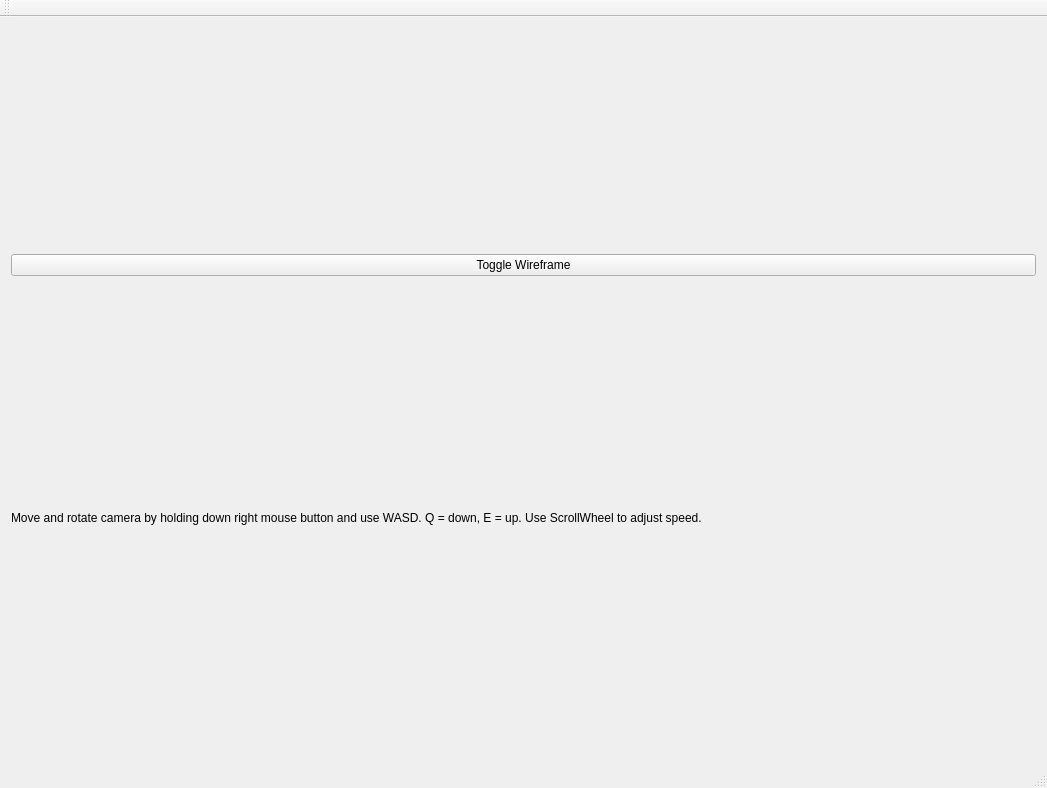
This is mainwindow.ui in FredrikEik/Game_Engine_Architecture as Qt 5 draws it before an edit. The edited form follows.
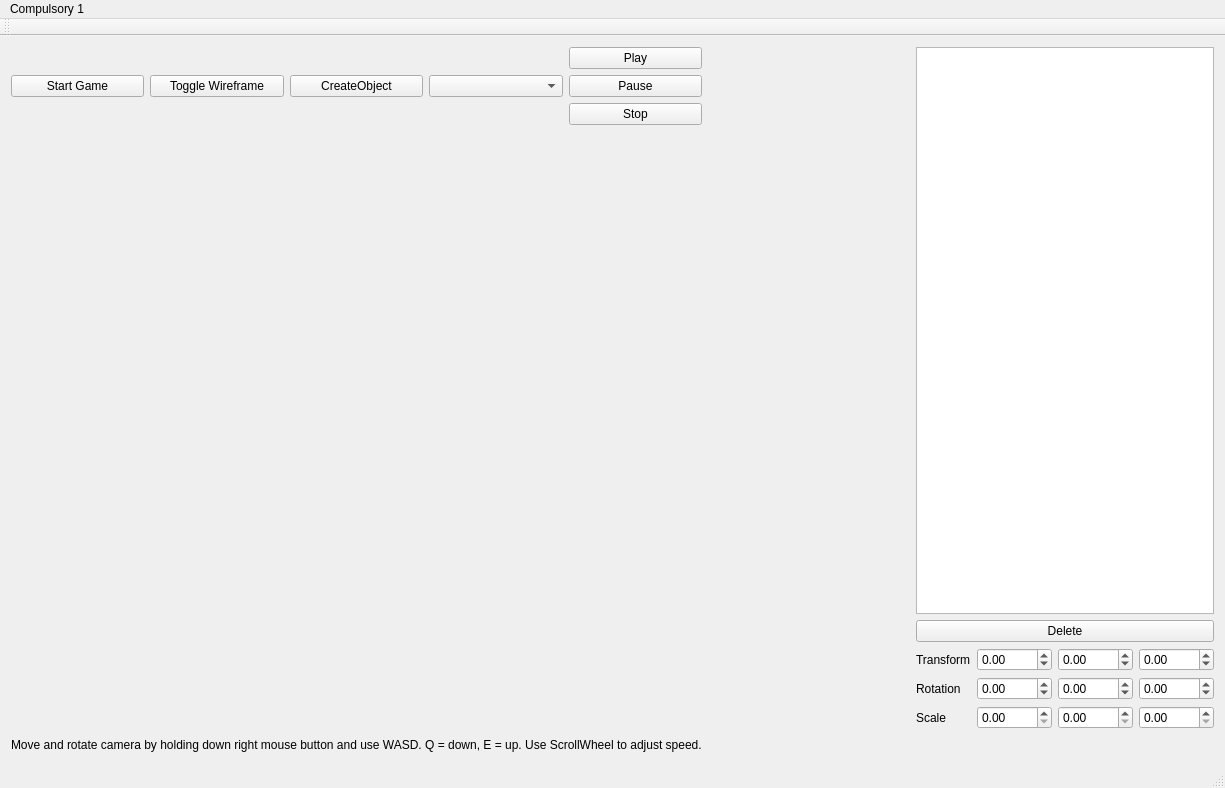
This is the edited form.

```diff
--- a/mainwindow.ui
+++ b/mainwindow.ui
@@ -6,7 +6,7 @@
    <rect>
     <x>0</x>
     <y>0</y>
-    <width>1047</width>
+    <width>1225</width>
     <height>788</height>
    </rect>
   </property>
@@ -14,18 +14,142 @@
    <string>OpenGL in Qt is great fun!</string>
   </property>
   <widget class="QWidget" name="centralWidget">
-   <layout class="QVBoxLayout" name="verticalLayout">
-    <item>
-     <widget class="QPushButton" name="pushButton">
-      <property name="text">
-       <string>Toggle Wireframe</string>
+   <layout class="QGridLayout" name="gridLayout_3">
+    <item row="0" column="2" rowspan="2">
+     <layout class="QVBoxLayout" name="verticalLayout">
+      <property name="sizeConstraint">
+       <enum>QLayout::SetMaximumSize</enum>
       </property>
-      <property name="checkable">
-       <bool>true</bool>
-      </property>
-     </widget>
+      <item>
+       <widget class="QListWidget" name="WorldObjects"/>
+      </item>
+      <item>
+       <widget class="QPushButton" name="deleteButton">
+        <property name="minimumSize">
+         <size>
+          <width>0</width>
+          <height>0</height>
+         </size>
+        </property>
+        <property name="font">
+         <font>
+          <family>MS Sans Serif</family>
+         </font>
+        </property>
+        <property name="text">
+         <string>Delete</string>
+        </property>
+       </widget>
+      </item>
+      <item>
+       <layout class="QGridLayout" name="gridLayout_6">
+        <item row="1" column="1">
+         <widget class="QDoubleSpinBox" name="transformX">
+          <property name="minimum">
+           <double>-9999.000000000000000</double>
+          </property>
+          <property name="maximum">
+           <double>9999.000000000000000</double>
+          </property>
+         </widget>
+        </item>
+        <item row="1" column="0">
+         <widget class="QLabel" name="label_2">
+          <property name="text">
+           <string>Transform</string>
+          </property>
+         </widget>
+        </item>
+        <item row="1" column="2">
+         <widget class="QDoubleSpinBox" name="transformY">
+          <property name="minimum">
+           <double>-9999.000000000000000</double>
+          </property>
+          <property name="maximum">
+           <double>9999.000000000000000</double>
+          </property>
+         </widget>
+        </item>
+        <item row="1" column="3">
+         <widget class="QDoubleSpinBox" name="transformZ">
+          <property name="minimum">
+           <double>-9999.000000000000000</double>
+          </property>
+          <property name="maximum">
+           <double>9999.000000000000000</double>
+          </property>
+         </widget>
+        </item>
+        <item row="2" column="0">
+         <widget class="QLabel" name="label_3">
+          <property name="text">
+           <string>Rotation</string>
+          </property>
+         </widget>
+        </item>
+        <item row="3" column="0">
+         <widget class="QLabel" name="label_4">
+          <property name="text">
+           <string>Scale</string>
+          </property>
+         </widget>
+        </item>
+        <item row="2" column="1">
+         <widget class="QDoubleSpinBox" name="rotationX">
+          <property name="minimum">
+           <double>-360.000000000000000</double>
+          </property>
+          <property name="maximum">
+           <double>360.000000000000000</double>
+          </property>
+         </widget>
+        </item>
+        <item row="3" column="1">
+         <widget class="QDoubleSpinBox" name="scaleX">
+          <property name="maximum">
+           <double>9999.000000000000000</double>
+          </property>
+         </widget>
+        </item>
+        <item row="2" column="2">
+         <widget class="QDoubleSpinBox" name="rotationY">
+          <property name="minimum">
+           <double>-360.000000000000000</double>
+          </property>
+          <property name="maximum">
+           <double>360.000000000000000</double>
+          </property>
+         </widget>
+        </item>
+        <item row="2" column="3">
+         <widget class="QDoubleSpinBox" name="rotationZ">
+          <property name="minimum">
+           <double>-360.000000000000000</double>
+          </property>
+          <property name="maximum">
+           <double>360.000000000000000</double>
+          </property>
+         </widget>
+        </item>
+        <item row="3" column="2">
+         <widget class="QDoubleSpinBox" name="scaleY">
+          <property name="maximum">
+           <double>9999.000000000000000</double>
+          </property>
+         </widget>
+        </item>
+        <item row="3" column="3">
+         <widget class="QDoubleSpinBox" name="scaleZ">
+          <property name="maximum">
+           <double>9999.000000000000000</double>
+          </property>
+         </widget>
+        </item>
+       </layout>
+      </item>
+     </layout>
     </item>
-    <item>
+    <item row="2" column="0">
      <widget class="QLabel" name="label">
       <property name="sizePolicy">
        <sizepolicy hsizetype="Preferred" vsizetype="Minimum">
@@ -44,30 +168,105 @@
       </property>
      </widget>
     </item>
-    <item>
+    <item row="0" column="0">
+     <layout class="QHBoxLayout" name="horizontalLayout_2">
+      <item>
+       <widget class="QPushButton" name="startGame">
+        <property name="text">
+         <string>Start Game</string>
+        </property>
+       </widget>
+      </item>
+      <item>
+       <widget class="QPushButton" name="pushButton">
+        <property name="text">
+         <string>Toggle Wireframe</string>
+        </property>
+        <property name="checkable">
+         <bool>true</bool>
+        </property>
+       </widget>
+      </item>
+      <item>
+       <widget class="QPushButton" name="pushButton_2">
+        <property name="text">
+         <string>CreateObject</string>
+        </property>
+       </widget>
+      </item>
+      <item>
+       <widget class="QComboBox" name="comboBox"/>
+      </item>
+      <item>
+       <layout class="QGridLayout" name="gridLayout">
+        <item row="1" column="0">
+         <widget class="QPushButton" name="PauseSound">
+          <property name="text">
+           <string>Pause</string>
+          </property>
+         </widget>
+        </item>
+        <item row="2" column="0">
+         <widget class="QPushButton" name="StopSound">
+          <property name="text">
+           <string>Stop</string>
+          </property>
+         </widget>
+        </item>
+        <item row="0" column="0">
+         <widget class="QPushButton" name="PlaySound">
+          <property name="text">
+           <string>Play</string>
+          </property>
+         </widget>
+        </item>
+       </layout>
+      </item>
+     </layout>
+    </item>
+    <item row="1" column="0" colspan="2">
      <layout class="QVBoxLayout" name="OpenGLLayout"/>
     </item>
+    <item row="0" column="1">
+     <spacer name="horizontalSpacer">
+      <property name="orientation">
+       <enum>Qt::Horizontal</enum>
+      </property>
+      <property name="sizeHint" stdset="0">
+       <size>
+        <width>40</width>
+        <height>20</height>
+       </size>
+      </property>
+     </spacer>
+    </item>
    </layout>
   </widget>
+  <widget class="QToolBar" name="mainToolBar">
+   <attribute name="toolBarArea">
+    <enum>TopToolBarArea</enum>
+   </attribute>
+   <attribute name="toolBarBreak">
+    <bool>false</bool>
+   </attribute>
+  </widget>
+  <widget class="QStatusBar" name="statusBar"/>
   <widget class="QMenuBar" name="menuBar">
    <property name="geometry">
     <rect>
      <x>0</x>
      <y>0</y>
-     <width>1047</width>
-     <height>22</height>
+     <width>1225</width>
+     <height>20</height>
     </rect>
    </property>
+   <widget class="QMenu" name="menuCompulsory_1">
+    <property name="title">
+     <string>Compulsory 1</string>
+    </property>
+   </widget>
+   <addaction name="menuCompulsory_1"/>
   </widget>
-  <widget class="QToolBar" name="mainToolBar">
-   <attribute name="toolBarArea">
-    <enum>TopToolBarArea</enum>
-   </attribute>
-   <attribute name="toolBarBreak">
-    <bool>false</bool>
-   </attribute>
-  </widget>
-  <widget class="QStatusBar" name="statusBar"/>
  </widget>
  <layoutdefault spacing="6" margin="11"/>
  <resources/>
```
